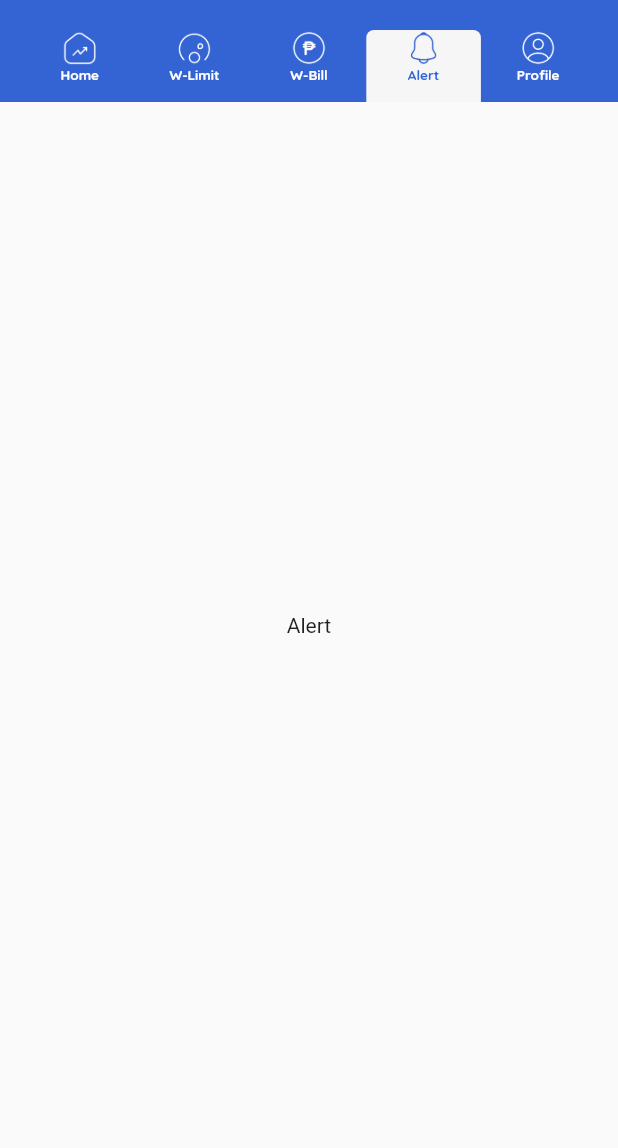
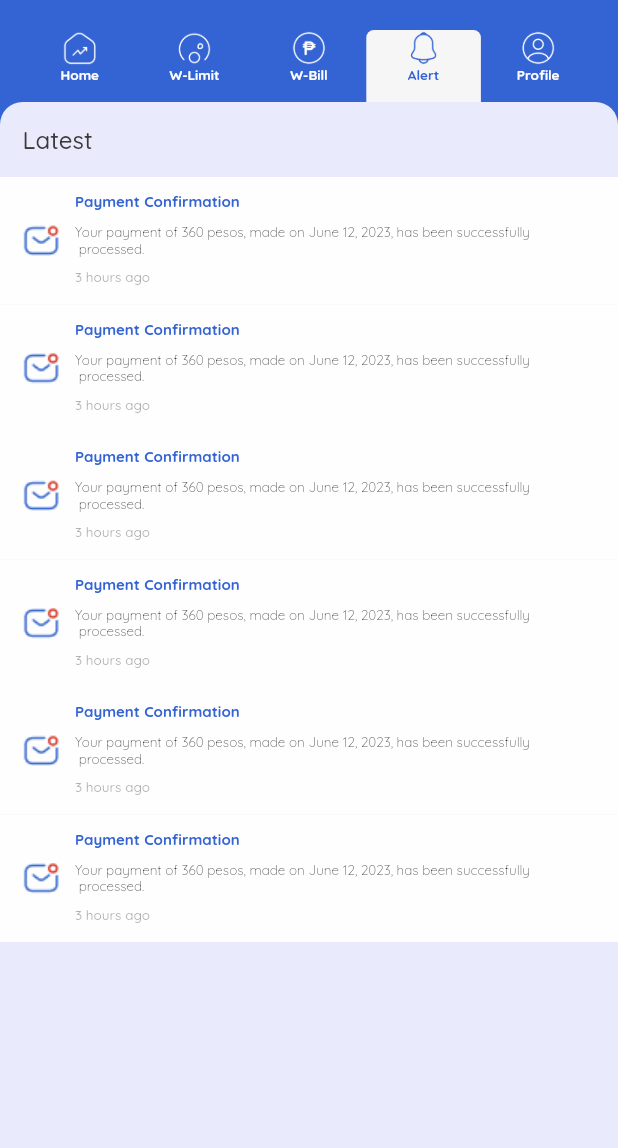
Before and after one commit to Timmy-123-pintor/WaTEErWise, a Flutter app: the screen it shows after launch, tab 4 chosen, on a phone screen of 412 x 824 dp, the part 88-1236 px from its top. Run offline on Flutter 3.47's test engine with Material 2 defaults, Android fonts, the phone set to English and light mode, and no system bars; our stand-ins replace google_fonts.

Commit message:
fixed dep and added Alert screen

```diff
--- /dev/null
+++ b/wateerwise/lib/components/Alert/latest.dart
@@ -0,0 +1,182 @@
+import 'package:flutter/material.dart';
+
+import '../../constant.dart';
+
+class Latest extends StatefulWidget {
+  const Latest({super.key});
+
+  @override
+  State<Latest> createState() => _LatestState();
+}
+
+class _LatestState extends State<Latest> {
+  @override
+  Widget build(BuildContext context) {
+    return Column(
+      children: [
+        Container(
+          width: double.infinity,
+          height: 85,
+          color: tWhite,
+          child: Padding(
+            padding: const EdgeInsets.only(left: 15, right: 15),
+            child: Row(
+              children: [
+                Image.asset(
+                  'assets/images/mail.png',
+                  width: 25,
+                  height: 24,
+                  fit: BoxFit.cover,
+                ),
+                const SizedBox(
+                  width: 10,
+                ),
+                const DescriptionWidget(
+                  title: 'Payment Confirmation',
+                  description:
+                      'Your payment of 360 pesos, made on June 12, 2023, has been successfully\n processed.',
+                  subDescription: '3 hours ago',
+                ),
+              ],
+            ),
+          ),
+        ),
+        Container(
+          width: double.infinity,
+          height: 85,
+          color: tWhite,
+          child: Padding(
+            padding: const EdgeInsets.only(left: 15, right: 15),
+            child: Row(
+              children: [
+                Image.asset(
+                  'assets/images/mail.png',
+                  width: 25,
+                  height: 24,
+                  fit: BoxFit.cover,
+                ),
+                const SizedBox(
+                  width: 10,
+                ),
+                const DescriptionWidget(
+                  title: 'Payment Confirmation',
+                  description:
+                      'Your payment of 360 pesos, made on June 12, 2023, has been successfully\n processed.',
+                  subDescription: '3 hours ago',
+                ),
+              ],
+            ),
+          ),
+        ),
+        Container(
+          width: double.infinity,
+          height: 85,
+          color: tWhite,
+          child: Padding(
+            padding: const EdgeInsets.only(left: 15, right: 15),
+            child: Row(
+              children: [
+                Image.asset(
+                  'assets/images/mail.png',
+                  width: 25,
+                  height: 24,
+                  fit: BoxFit.cover,
+                ),
+                const SizedBox(
+                  width: 10,
+                ),
+                const DescriptionWidget(
+                  title: 'Payment Confirmation',
+                  description:
+                      'Your payment of 360 pesos, made on June 12, 2023, has been successfully\n processed.',
+                  subDescription: '3 hours ago',
+                ),
+              ],
+            ),
+          ),
+        ),
+        Container(
+          width: double.infinity,
+          height: 85,
+          color: tWhite,
+          child: Padding(
+            padding: const EdgeInsets.only(left: 15, right: 15),
+            child: Row(
+              children: [
+                Image.asset(
+                  'assets/images/mail.png',
+                  width: 25,
+                  height: 24,
+                  fit: BoxFit.cover,
+                ),
+                const SizedBox(
+                  width: 10,
+                ),
+                const DescriptionWidget(
+                  title: 'Payment Confirmation',
+                  description:
+                      'Your payment of 360 pesos, made on June 12, 2023, has been successfully\n processed.',
+                  subDescription: '3 hours ago',
+                ),
+              ],
+            ),
+          ),
+        ),
+        Container(
+          width: double.infinity,
+          height: 85,
+          color: tWhite,
+          child: Padding(
+            padding: const EdgeInsets.only(left: 15, right: 15),
+            child: Row(
+              children: [
+                Image.asset(
+                  'assets/images/mail.png',
+                  width: 25,
+                  height: 24,
+                  fit: BoxFit.cover,
+                ),
+                const SizedBox(
+                  width: 10,
+                ),
+                const DescriptionWidget(
+                  title: 'Payment Confirmation',
+                  description:
+                      'Your payment of 360 pesos, made on June 12, 2023, has been successfully\n processed.',
+                  subDescription: '3 hours ago',
+                ),
+              ],
+            ),
+          ),
+        ),
+        Container(
+          width: double.infinity,
+          height: 85,
+          color: tWhite,
+          child: Padding(
+            padding: const EdgeInsets.only(left: 15, right: 15),
+            child: Row(
+              children: [
+                Image.asset(
+                  'assets/images/mail.png',
+                  width: 25,
+                  height: 24,
+                  fit: BoxFit.cover,
+                ),
+                const SizedBox(
+                  width: 10,
+                ),
+                const DescriptionWidget(
+                  title: 'Payment Confirmation',
+                  description:
+                      'Your payment of 360 pesos, made on June 12, 2023, has been successfully\n processed.',
+                  subDescription: '3 hours ago',
+                ),
+              ],
+            ),
+          ),
+        ),
+      ],
+    );
+  }
+}
--- a/wateerwise/lib/constant.dart
+++ b/wateerwise/lib/constant.dart
@@ -1,4 +1,5 @@
 import 'package:flutter/material.dart';
+import 'package:google_fonts/google_fonts.dart';
 
 const tBlue = Color(0xFF3464D4);
 const tBlueG = Color(0XFF5186FF);
@@ -7,6 +8,10 @@ const tBlack = Color(0xFF3A3A3A);
 const tWG = Color.fromARGB(255, 246, 246, 246);
 const tGray = Color.fromARGB(255, 219, 219, 219);
 const tGreen = Color(0XFF3F8B35);
+const alertC = Color(0XFFE9EAFB);
+
+// WITH OPACITY
+const tBlackO = Color.fromRGBO(58, 58, 58, 0.401);
 
 // Text
 const waterStyle = TextStyle(
@@ -55,3 +60,69 @@ const conTextBlack = TextStyle(
   fontWeight: FontWeight.w500,
   color: tBlack,
 );
+
+const latest = TextStyle(
+  fontSize: 16,
+  fontWeight: FontWeight.w500,
+  color: tBlack,
+);
+
+const waterInTextBold = TextStyle(
+  fontSize: 10,
+  fontWeight: FontWeight.bold,
+  color: tBlue,
+);
+
+const desc = TextStyle(
+  fontSize: 9,
+  fontWeight: FontWeight.w100,
+  color: tBlack,
+);
+
+const subDesc = TextStyle(
+  fontSize: 9,
+  fontWeight: FontWeight.w500,
+  color: tBlackO,
+);
+
+class DescriptionWidget extends StatelessWidget {
+  final String title;
+  final String description;
+  final String subDescription;
+
+  const DescriptionWidget(
+      {super.key,
+      required this.title,
+      required this.description,
+      required this.subDescription});
+
+  @override
+  Widget build(BuildContext context) {
+    return Column(
+      crossAxisAlignment: CrossAxisAlignment.start,
+      children: [
+        const SizedBox(height: 10),
+        Text(
+          title,
+          style: GoogleFonts.quicksand(
+            textStyle: waterInTextBold,
+          ),
+        ),
+        const SizedBox(height: 8),
+        Text(
+          description,
+          style: GoogleFonts.quicksand(
+            textStyle: desc,
+          ),
+        ),
+        const SizedBox(height: 8),
+        Text(
+          subDescription,
+          style: GoogleFonts.quicksand(
+            textStyle: subDesc,
+          ),
+        ),
+      ],
+    );
+  }
+}
--- a/wateerwise/lib/screens/alert.dart
+++ b/wateerwise/lib/screens/alert.dart
@@ -1,10 +1,47 @@
+// ignore_for_file: file_names
+
 import 'package:flutter/material.dart';
+import 'package:google_fonts/google_fonts.dart';
+import '../Components/Alert/latest.dart';
+import '../constant.dart';
 
 class Alert extends StatelessWidget {
   const Alert({super.key});
 
   @override
   Widget build(BuildContext context) {
-    return const Center(child: Text("Alert"));
+    return Scaffold(
+      backgroundColor: tBlue,
+      body: Column(
+        children: [
+          Expanded(
+            child: Container(
+              width: double.infinity,
+              decoration: const BoxDecoration(
+                color: alertC,
+                borderRadius: BorderRadius.only(
+                  topLeft: Radius.circular(15),
+                  topRight: Radius.circular(15),
+                ),
+              ),
+              child: ListView(
+                children: [
+                  Padding(
+                    padding: const EdgeInsets.all(15),
+                    child: Text(
+                      "Latest",
+                      style: GoogleFonts.quicksand(
+                        textStyle: latest,
+                      ),
+                    ),
+                  ),
+                  const Latest()
+                ],
+              ),
+            ),
+          ),
+        ],
+      ),
+    );
   }
 }
```
Also changed, not shown: wateerwise/assets/images/mail.png (added), wateerwise/lib/components/Alert/others.dart (added).
